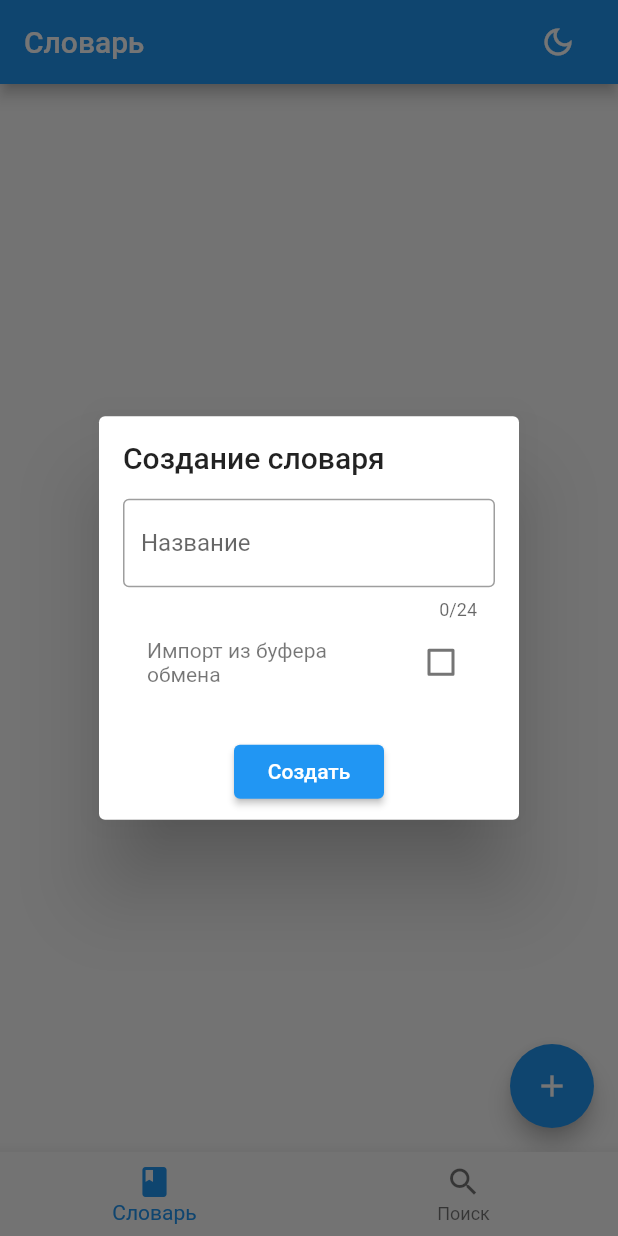
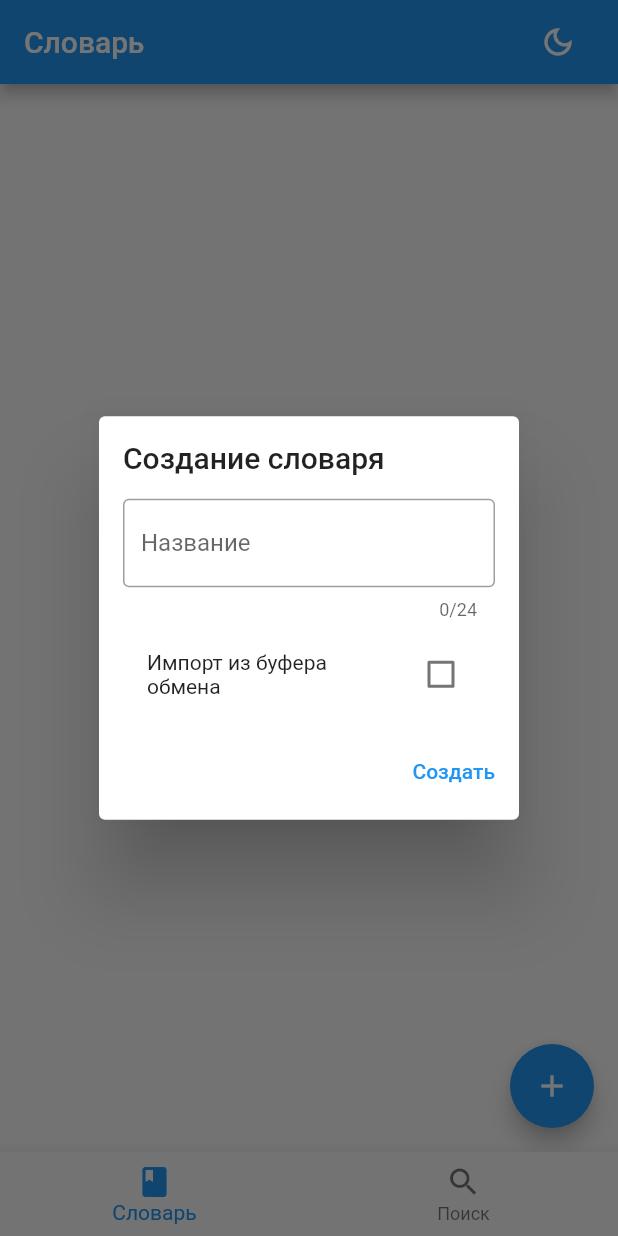
Before and after one commit to WoWwD/Flash-cards, a Flutter app: the screen it shows after launch, after a tap on the "add" icon, on a phone screen of 412 x 824 dp. Run offline on Flutter 3.47's test engine with Material 2 defaults, Android fonts, the phone set to English and light mode, and no system bars; our stand-ins replace flutter_slidable, get_it, shared_preferences; missing offline and left inert: clipboard, flash_card.

Commit message:
правки ui

```diff
--- a/lib/presentation/ui/screens/dictionaries_screen.dart
+++ b/lib/presentation/ui/screens/list_dictionaries_screen.dart
@@ -1,4 +1,5 @@
 import 'package:clipboard/clipboard.dart';
+import 'package:flash_cards/data/model/dictionary_model.dart';
 import 'package:flash_cards/presentation/provider/dictionary_provider_model.dart';
 import 'package:flash_cards/presentation/ui/screens/learning_screen.dart';
 import 'package:flash_cards/presentation/ui/screens/list_cards_screen.dart';
@@ -8,11 +9,12 @@ import 'package:flash_cards/presentation/ui/widgets/primary_alert_dialog_widget.
 import 'package:flash_cards/presentation/ui/widgets/primary_button_widget.dart';
 import 'package:flutter/material.dart';
 import 'package:provider/provider.dart';
+import '../../../services/errors.dart';
 import '../widgets/primary_scaffold_widget.dart';
 import '../widgets/theme_switcher_widget.dart';
 
-class DictionariesScreen extends StatelessWidget {
-  const DictionariesScreen({Key? key}) : super(key: key);
+class ListDictionariesScreen extends StatelessWidget {
+  const ListDictionariesScreen({Key? key}) : super(key: key);
 
   @override
   Widget build(BuildContext context) {
@@ -48,12 +50,7 @@ class DictionariesScreen extends StatelessWidget {
                 ),
                 onPressedUpload: (context) => _upload(model, model.listDictionaries[index].name, context),
                 onPressedDelete: (context) => _delete(model, model.listDictionaries[index].name, context),
-                startLearning: () => Navigator.push(
-                  context,
-                  MaterialPageRoute(
-                    builder: (context) => LearningScreen(dictionaryModel: model.listDictionaries[index])
-                  )
-                ),
+                startLearning: () => _startLearning(context, model.listDictionaries[index])
               ),
               separatorBuilder: (context, index) => const Divider(height: 1),
               itemCount: model.listDictionaries.length
@@ -95,4 +92,21 @@ class DictionariesScreen extends StatelessWidget {
       )
     );
   }
+
+  void _startLearning(BuildContext context, Dictionary dictionaryModel) {
+    if (dictionaryModel.listCards.isNotEmpty) {
+      Navigator.push(
+        context,
+        MaterialPageRoute(
+          builder: (context) => LearningScreen(dictionaryModel: dictionaryModel)
+        )
+      );
+    }
+    else {
+      ScaffoldMessenger.of(context).showSnackBar(
+        const SnackBar(content: Text(Errors.dictionaryIsEmpty))
+      );
+    }
+  }
+
 }
--- a/lib/presentation/ui/widgets/create_card_widget.dart
+++ b/lib/presentation/ui/widgets/create_card_widget.dart
@@ -1,7 +1,6 @@
 import 'package:flash_cards/data/model/flash_card_model.dart';
 import 'package:flash_cards/presentation/provider/card_provider_model.dart';
 import 'package:flash_cards/presentation/ui/widgets/primary_alert_dialog_widget.dart';
-import 'package:flash_cards/presentation/ui/widgets/primary_button_widget.dart';
 import 'package:flash_cards/services/validators/text_field_validator.dart';
 import 'package:flutter/material.dart';
 import 'package:provider/provider.dart';
@@ -59,10 +58,9 @@ class _CreateCardState extends State<CreateCard> {
           ],
         ),
         actions: [
-          PrimaryButton(
-            size: const Size(100, 30),
-            text: 'Создать',
+          TextButton(
             onPressed: () => _create(context, widget.dictionaryName),
+            child: const Text('Создать'),
           )
         ]
       )
--- a/lib/presentation/ui/widgets/create_dictionary_widget.dart
+++ b/lib/presentation/ui/widgets/create_dictionary_widget.dart
@@ -1,6 +1,5 @@
 import 'package:clipboard/clipboard.dart';
 import 'package:flash_cards/presentation/ui/widgets/primary_alert_dialog_widget.dart';
-import 'package:flash_cards/presentation/ui/widgets/primary_button_widget.dart';
 import 'package:flutter/material.dart';
 import 'package:provider/provider.dart';
 import '../../../services/constants/app_constants.dart';
@@ -43,8 +42,7 @@ class _CreateDictionaryState extends State<CreateDictionary> {
             ),
             const SizedBox(height: 8),
             CheckboxListTile(
-              subtitle: const Text('Импорт из буфера обмена'),
-              //selected: _isFromJson,
+              title: const Text('Импорт из буфера обмена', style: TextStyle(fontSize: 14)),
               value: _isCreateFromJson,
               onChanged: (bool? value) {
                 setState(() {
@@ -55,11 +53,10 @@ class _CreateDictionaryState extends State<CreateDictionary> {
           ],
         ),
         actions: [
-          PrimaryButton(
-            size: const Size(100, 30),
-            text: 'Создать',
+          TextButton(
             onPressed: () => _create(context),
-          )
+            child: const Text('Создать')
+          ),
         ]
       )
     );
--- a/lib/presentation/ui/widgets/nav_bar_widget.dart
+++ b/lib/presentation/ui/widgets/nav_bar_widget.dart
@@ -1,5 +1,5 @@
 import 'package:flash_cards/presentation/ui/screens/search_screen.dart';
-import 'package:flash_cards/presentation/ui/screens/dictionaries_screen.dart';
+import 'package:flash_cards/presentation/ui/screens/list_dictionaries_screen.dart';
 import 'package:flutter/material.dart';
 
 class NavBarWidget extends StatefulWidget {
@@ -39,7 +39,7 @@ class _NavBarWidget extends State<NavBarWidget> {
   ];
 
   static const List<Widget> _screens = [
-    DictionariesScreen(),
+    ListDictionariesScreen(),
     SearchScreen(),
   ];
 }
--- a/lib/presentation/ui/widgets/primary_alert_dialog_widget.dart
+++ b/lib/presentation/ui/widgets/primary_alert_dialog_widget.dart
@@ -26,12 +26,7 @@ class PrimaryAlertDialog extends StatelessWidget {
         height: content != null? height: 0,
         child: content
       ),
-      actions: [
-        Row(
-          mainAxisAlignment: MainAxisAlignment.center,
-          children: actions
-        )
-      ],
+      actions: actions
     );
   }
 }
--- a/lib/services/errors.dart
+++ b/lib/services/errors.dart
@@ -5,4 +5,5 @@ class Errors {
   static const dictionaryAlreadyExists = 'Название словаря уже занято';
   static const cardAlreadyExists = 'Карточка с таким словом уже есть';
   static const invalidFormatJson = 'Неверный формат JSON';
+  static const dictionaryIsEmpty = 'Словарь пуст';
 }
```
Also changed, not shown: lib/presentation/ui/screens/list_cards_screen.dart (+47 -13 lines).
